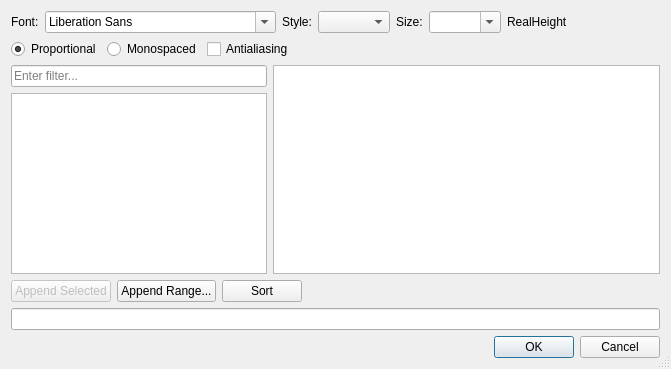
Qt form controls/fonts/font-new/dialogfontselect.ui (riuson/lcd-image-converter) before a commit.
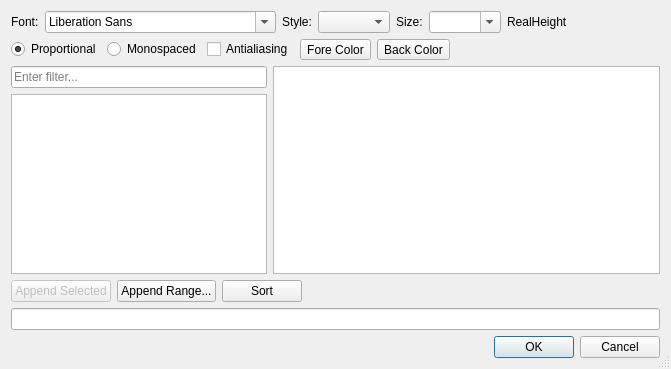
The same form after that commit.

Commit message: Added buttons to seelct character's color

The edit to the form file:
```diff
--- a/controls/fonts/font-new/dialogfontselect.ui
+++ b/controls/fonts/font-new/dialogfontselect.ui
@@ -101,6 +101,26 @@
        </property>
       </widget>
      </item>
+     <item>
+      <widget class="QToolButton" name="toolButtonForeColor">
+       <property name="toolTip">
+        <string>Fore Color</string>
+       </property>
+       <property name="text">
+        <string>Fore Color</string>
+       </property>
+      </widget>
+     </item>
+     <item>
+      <widget class="QToolButton" name="toolButtonBackColor">
+       <property name="toolTip">
+        <string>Back Color</string>
+       </property>
+       <property name="text">
+        <string>Back Color</string>
+       </property>
+      </widget>
+     </item>
      <item>
       <spacer name="horizontalSpacer_2">
        <property name="orientation">
```
The commit also changes 2 other files.
